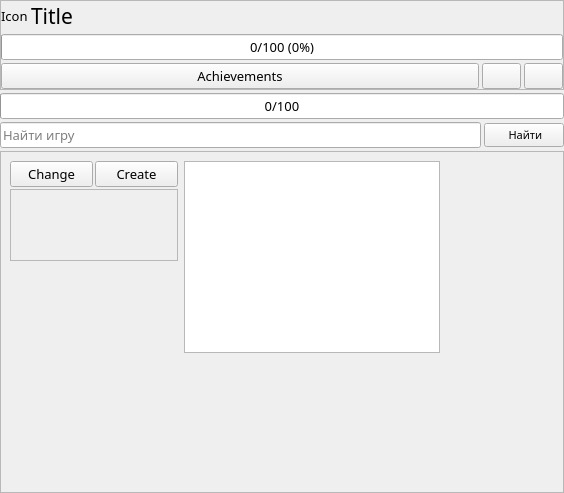
Above: AraSteamManager/MainSubForms/formgames.ui from Arankir/AraSteamManager before the change. Below: the same form after it.
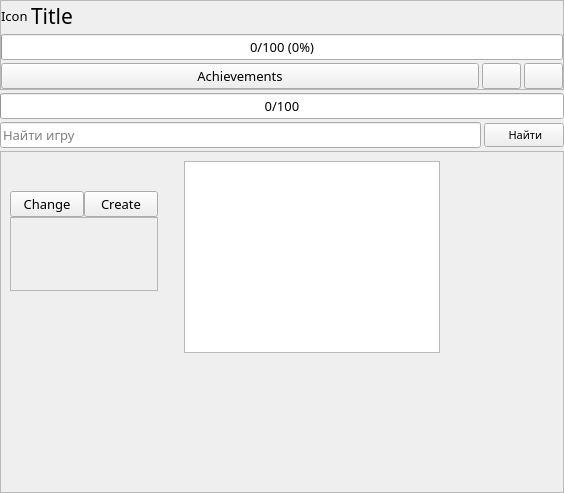
That is the form after the change. Icons and pictures are not drawn.

Patch:
```diff
--- a/AraSteamManager/MainSubForms/formgames.ui
+++ b/AraSteamManager/MainSubForms/formgames.ui
@@ -239,7 +239,7 @@
       <property name="geometry">
        <rect>
         <x>10</x>
-        <y>10</y>
+        <y>40</y>
         <width>168</width>
         <height>100</height>
        </rect>
@@ -261,6 +261,13 @@
         <number>0</number>
        </property>
        <item>
+        <layout class="QHBoxLayout" name="horizontalLayout_5">
+         <property name="spacing">
+          <number>0</number>
+         </property>
+         <item>
+          <layout class="QVBoxLayout" name="verticalLayout_4">
+           <item>
         <layout class="QHBoxLayout" name="horizontalLayout_4">
          <item>
           <widget class="QPushButton" name="ButtonChangeGroup">
@@ -294,12 +301,38 @@
            <rect>
             <x>0</x>
             <y>0</y>
-            <width>166</width>
-            <height>69</height>
+                <width>142</width>
+                <height>61</height>
            </rect>
           </property>
          </widget>
         </widget>
+           </item>
+          </layout>
+         </item>
+         <item>
+          <widget class="QLabel" name="label">
+           <property name="minimumSize">
+            <size>
+             <width>20</width>
+             <height>0</height>
+            </size>
+           </property>
+           <property name="maximumSize">
+            <size>
+             <width>20</width>
+             <height>16777215</height>
+            </size>
+           </property>
+           <property name="text">
+            <string/>
+           </property>
+           <property name="pixmap">
+            <pixmap resource="../images/resimg.qrc">:/white/left.png</pixmap>
+           </property>
+          </widget>
+         </item>
+        </layout>
        </item>
       </layout>
      </widget>
```
Left out of the diff: 7 changed lines with no effect on the pictures. Lines whose indentation alone changed are shown as unchanged.
